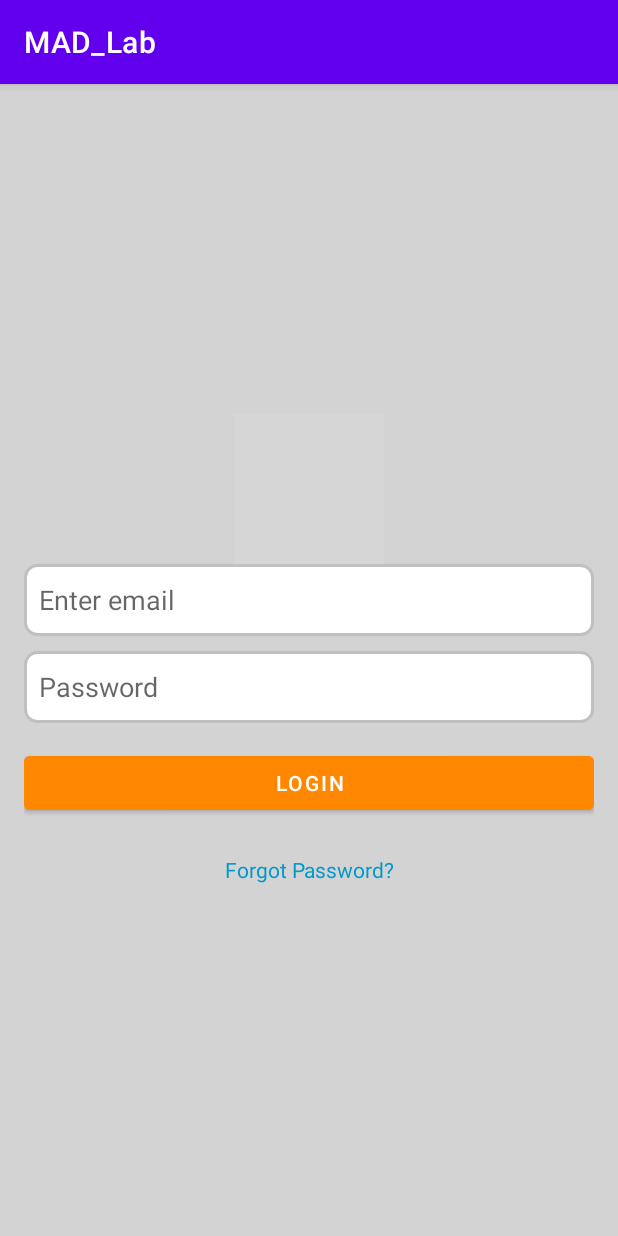
After one commit to sharjeel-siddiqui12/dive-into-mobile-application-development, an Android app built with Jetpack Compose: the exercise2 screen opened directly, with no data from a screen before it, on a phone screen of 412 x 824 dp. The commit adds this screen. Run offline under Robolectric (Android 15) with nearby library versions, the phone set to English and light mode, and no system bars; grey boxes are pictures that could not be loaded.

Commit message:
added exercise 1 and 2 for lab 2

```diff
--- /dev/null
+++ b/app/src/main/java/com/example/lab2/exercise2.java
@@ -0,0 +1,64 @@
+package com.example.lab2;
+
+import android.os.Bundle;
+
+import androidx.activity.EdgeToEdge;
+import androidx.appcompat.app.AppCompatActivity;
+import androidx.core.graphics.Insets;
+import androidx.core.view.ViewCompat;
+import androidx.core.view.WindowInsetsCompat;
+
+import com.example.mad_lab.R;
+import android.os.Bundle;
+import android.text.TextUtils;
+import android.view.View;
+import android.widget.Button;
+import android.widget.EditText;
+import android.widget.Toast;
+import androidx.appcompat.app.AppCompatActivity;
+public class exercise2 extends AppCompatActivity {
+
+    private EditText editTextEmail, editTextPassword;
+    private Button buttonLogin;
+
+    @Override
+    protected void onCreate(Bundle savedInstanceState) {
+        super.onCreate(savedInstanceState);
+        setContentView(R.layout.activity_exercise2);
+
+        editTextEmail = findViewById(R.id.editTextEmail);
+        editTextPassword = findViewById(R.id.editTextPassword);
+        buttonLogin = findViewById(R.id.buttonLogin);
+
+        // Set a click listener on the login button
+        buttonLogin.setOnClickListener(new View.OnClickListener() {
+            @Override
+            public void onClick(View v) {
+                validateInputs();
+            }
+        });
+    }
+
+    private void validateInputs() {
+        String email = editTextEmail.getText().toString().trim();
+        String password = editTextPassword.getText().toString().trim();
+
+        // Check if email and password are entered
+        if (TextUtils.isEmpty(email)) {
+            Toast.makeText(this, "Please enter your email", Toast.LENGTH_SHORT).show();
+            return;
+        }
+
+        if (TextUtils.isEmpty(password)) {
+            Toast.makeText(this, "Please enter your password", Toast.LENGTH_SHORT).show();
+            return;
+        }
+
+        // You can add additional validation here if required (e.g., email format validation)
+        Toast.makeText(this, "Login successful", Toast.LENGTH_SHORT).show();
+    }
+
+    public void forgotPasswordClicked(View view) {
+        Toast.makeText(this, "Forgot Password Clicked", Toast.LENGTH_SHORT).show();
+    }
+}
--- /dev/null
+++ b/app/src/main/res/drawable/edittext_border.xml
@@ -0,0 +1,8 @@
+<?xml version="1.0" encoding="utf-8"?>
+<shape xmlns:android="http://schemas.android.com/apk/res/android">
+    <solid android:color="#FFFFFF" />
+    <corners android:radius="8dp" />
+    <stroke
+        android:width="2dp"
+        android:color="#C0C0C0" />
+</shape>
--- /dev/null
+++ b/app/src/main/res/layout/activity_exercise2.xml
@@ -0,0 +1,65 @@
+<?xml version="1.0" encoding="utf-8"?>
+<LinearLayout xmlns:android="http://schemas.android.com/apk/res/android"
+    android:layout_width="match_parent"
+    android:layout_height="match_parent"
+    android:gravity="center"
+    android:orientation="vertical"
+    android:background="#D3D3D3"
+    android:padding="16dp">
+
+    <!-- Profile Icon -->
+    <ImageView
+        android:id="@+id/profileIcon"
+        android:layout_width="100dp"
+        android:layout_height="100dp"
+        android:src="@drawable/user"
+        android:paddingBottom="15dp"/>
+
+    <!-- Login Text -->
+
+    <!-- Email Input Field -->
+    <EditText
+        android:id="@+id/editTextEmail"
+        android:layout_width="match_parent"
+        android:layout_height="wrap_content"
+        android:hint="Enter email"
+        android:inputType="textEmailAddress"
+        android:padding="10dp"
+        android:background="@drawable/edittext_border"
+        android:minHeight="48dp" /> <!-- Ensuring the minimum touch target size -->
+
+    <!-- Password Input Field -->
+    <EditText
+        android:id="@+id/editTextPassword"
+        android:layout_width="match_parent"
+        android:layout_height="wrap_content"
+        android:hint="Password"
+        android:inputType="textPassword"
+        android:padding="10dp"
+        android:background="@drawable/edittext_border"
+        android:layout_marginTop="10dp"
+        android:minHeight="48dp" /> <!-- Ensuring the minimum touch target size -->
+
+    <!-- Login Button -->
+    <Button
+        android:id="@+id/buttonLogin"
+        android:layout_width="match_parent"
+        android:layout_height="wrap_content"
+        android:text="Login"
+        android:layout_marginTop="16dp"
+        android:backgroundTint="@android:color/holo_orange_dark"
+        android:textColor="@android:color/white" />
+
+    <!-- Forgot Password Link -->
+    <TextView
+        android:id="@+id/forgotPassword"
+        android:layout_width="wrap_content"
+        android:layout_height="wrap_content"
+        android:text="Forgot Password?"
+        android:textColor="@android:color/holo_blue_dark"
+        android:layout_marginTop="10dp"
+        android:gravity="center"
+        android:minHeight="48dp"
+        android:onClick="forgotPasswordClicked"/>
+
+</LinearLayout>
--- a/app/src/main/res/values/strings.xml
+++ b/app/src/main/res/values/strings.xml
@@ -9,6 +9,9 @@
     <string name="my_name">Muhammad Sharjeel Siddiqui</string>
     <string name="first_name">Sharjeel</string>
 
+    <string name="l2e2_app_name">Exercise01</string>
+    <string name="l2e2_my_name">Muhammad Sharjeel Siddiqui</string>
+    <string name="l2e2_instructor_name">Miss Gul Saba</string> <!-- Add this -->
 
 
 </resources>
```
Also changed, not shown: app/src/main/AndroidManifest.xml (+31 -2 lines), app/src/main/java/com/example/lab2/exercise1.java (added, +19 -0 lines), app/src/main/java/com/example/lab2/exercise1b.java (added, +41 -0 lines), app/src/main/res/layout/activity_exercise1.xml (added, +10 -0 lines), app/src/main/res/layout/activity_exercise1b.xml (added, +32 -0 lines).
